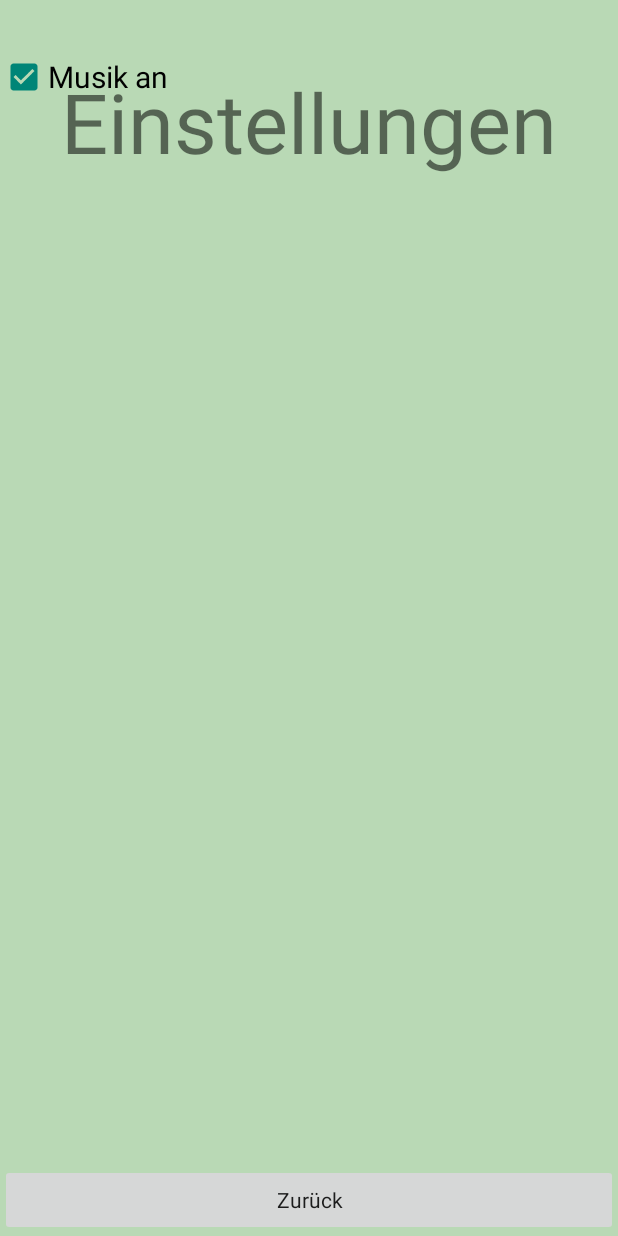
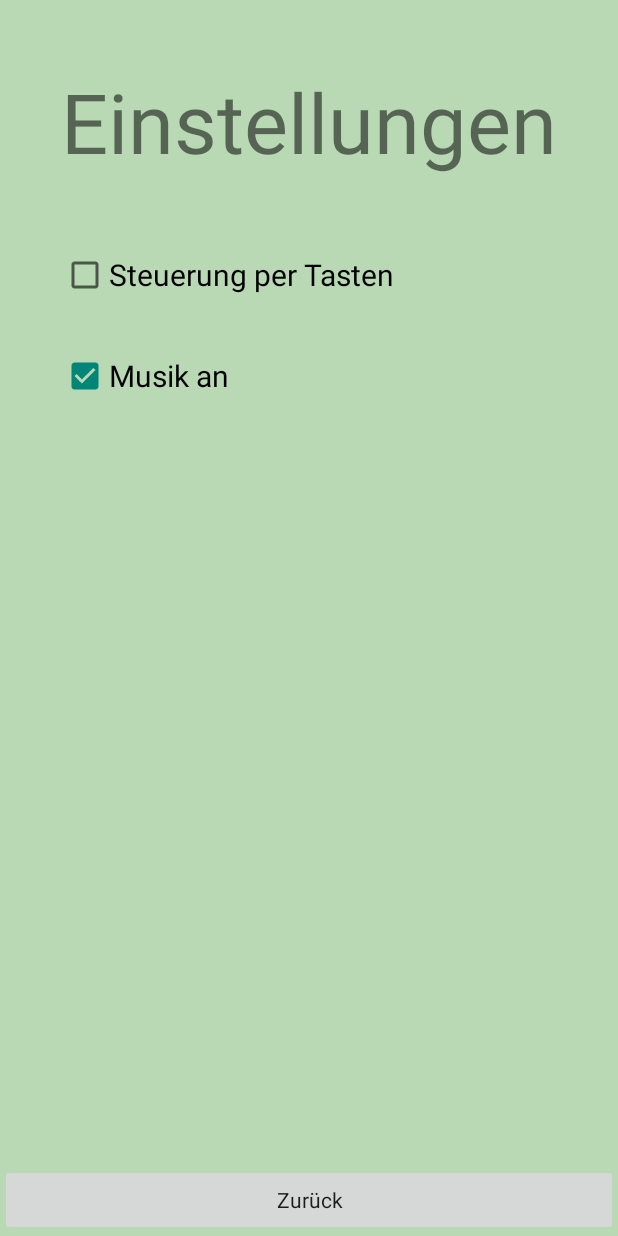
Before and after one commit to renat1sakenov/Tetrizz, an Android app: the OptionMenu screen opened directly, with no data from a screen before it, on a phone screen of 412 x 824 dp. Run offline under Robolectric (Android 15) with nearby library versions, the phone set to English and light mode, and no system bars.

Commit message:
Revert "auskommentiert"
This reverts commit 532691f2fb051a449728789a996808d3c71d0452.

```diff
--- a/app/src/main/res/layout/main.xml
+++ b/app/src/main/res/layout/main.xml
@@ -41,7 +41,7 @@
         />
 
 
-        <!--
+
     <Button
         android:id="@+id/LevelButton"
         android:layout_width="200dp"
@@ -56,7 +56,7 @@
         android:textAllCaps="false"
 
         />
-        -->
+
     </RelativeLayout>
 
 
--- a/app/src/main/res/layout/optionmenu.xml
+++ b/app/src/main/res/layout/optionmenu.xml
@@ -13,7 +13,7 @@
         android:layout_alignParentTop="true"
         android:layout_centerHorizontal="true"
         android:layout_marginTop="44dp" />
-    <!--
+
     <CheckBox
         android:layout_width="wrap_content"
         android:layout_height="wrap_content"
@@ -24,18 +24,18 @@
          android:layout_alignLeft="@+id/headline"
         android:layout_alignStart="@+id/headline"
         android:layout_marginTop="49dp" />
-    -->
+
     <CheckBox
         android:layout_width="wrap_content"
         android:layout_height="wrap_content"
         android:textSize="20sp"
         android:text="@string/music_on"
         android:id="@+id/musicradio"
-        android:layout_marginTop="35dp" />
-    <!--    android:layout_below="@+id/steeringbutton"
+        android:layout_marginTop="35dp"
+        android:layout_below="@+id/steeringbutton"
         android:layout_alignLeft="@+id/steeringbutton"
-        android:layout_alignStart="@+id/steeringbutton"
-    -->
+        android:layout_alignStart="@+id/steeringbutton" />
+
 
 
 
```
Also changed, not shown: app/src/main/java/com/example/renat/tetris/Main.java (+3 -4 lines), 2 other files. Lines whose indentation alone changed are shown as unchanged.
